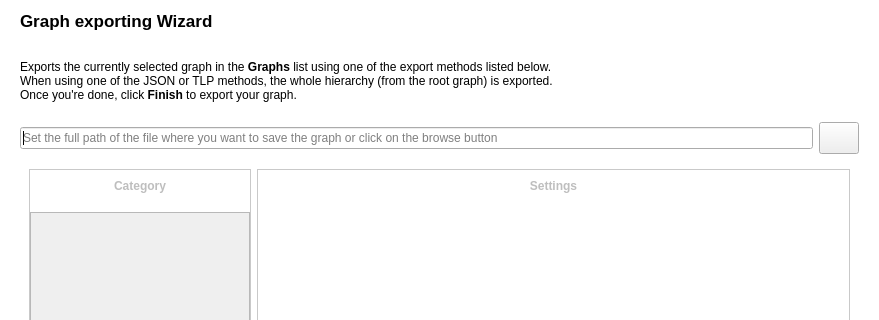
This is plugins/perspective/GraphPerspective/designer/ExportWizard.ui in vadivelselvaraj/TulipGLImprovement as Qt 5 draws it before an edit; both pictures show x 0 to 879 and y 0 to 320 of the 879 by 458 pixel window. The edited form follows.
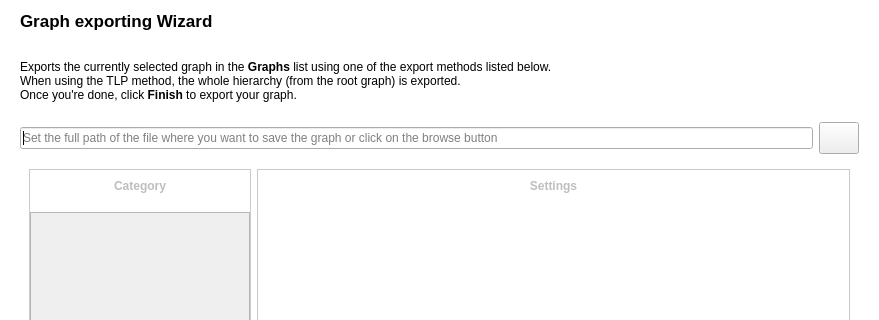
This is the edited form. Icons and pictures are not drawn. Custom widgets are drawn as their Qt base class.

Commit message: remove json plugins from build

Patch:
```diff
--- a/plugins/perspective/GraphPerspective/designer/ExportWizard.ui
+++ b/plugins/perspective/GraphPerspective/designer/ExportWizard.ui
@@ -68,7 +68,7 @@
     <item>
      <widget class="QLabel" name="label">
       <property name="text">
-       <string>&lt;html&gt;&lt;head/&gt;&lt;body&gt;&lt;p&gt;&lt;br/&gt;Exports the currently selected graph in the &lt;b&gt;Graphs&lt;/b&gt; list using one of the export methods listed below. &lt;br/&gt;When using one of the JSON or TLP methods, the whole hierarchy (from the root graph) is exported.&lt;br/&gt;Once you're done, click &lt;span style=&quot; font-weight:600;&quot;&gt;Finish&lt;/span&gt; to export your graph.&lt;br/&gt;&lt;/p&gt;&lt;/body&gt;&lt;/html&gt;</string>
+       <string>&lt;html&gt;&lt;head/&gt;&lt;body&gt;&lt;p&gt;&lt;br/&gt;Exports the currently selected graph in the &lt;b&gt;Graphs&lt;/b&gt; list using one of the export methods listed below. &lt;br/&gt;When using the TLP method, the whole hierarchy (from the root graph) is exported.&lt;br/&gt;Once you're done, click &lt;span style=&quot; font-weight:600;&quot;&gt;Finish&lt;/span&gt; to export your graph.&lt;br/&gt;&lt;/p&gt;&lt;/body&gt;&lt;/html&gt;</string>
       </property>
       <property name="wordWrap">
        <bool>true</bool>
```
The commit also changes 3 other files.
